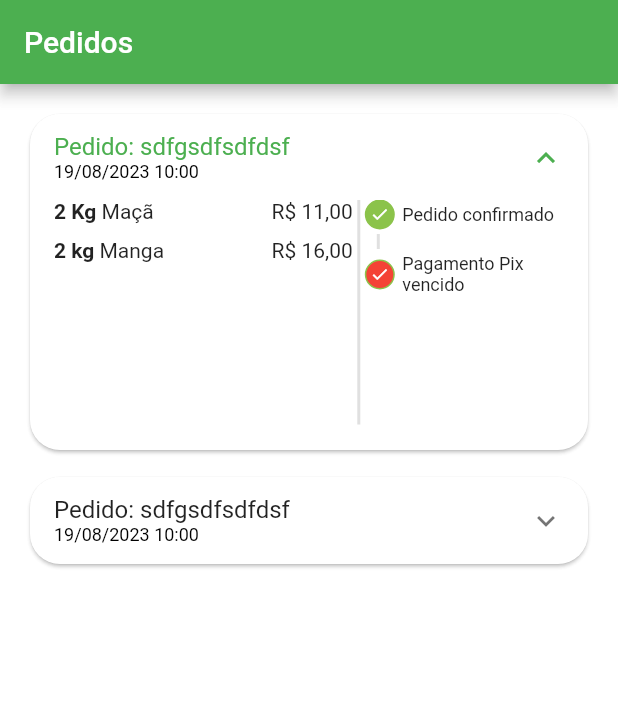
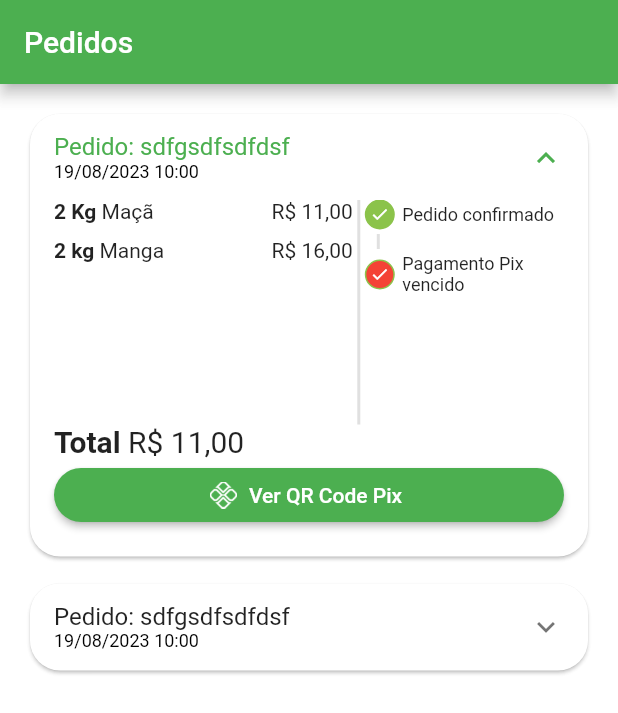
Before and after one commit to devflutterfelipe/projetoquitandavirtual, a Flutter app: the OrdersTab screen opened directly, on a phone screen of 412 x 824 dp. Shown: the top 713 px of the screen. Run offline on Flutter 3.47's test engine with Material 2 defaults, Android fonts, the phone set to English and light mode, and no system bars; our stand-ins replace animated_text_kit, badges, mask_text_input_formatter.

Commit message:
Total e botão de pagamento

```diff
--- a/lib/src/pages/orders/components/order_tile.dart
+++ b/lib/src/pages/orders/components/order_tile.dart
@@ -37,6 +37,7 @@ class OrderTile extends StatelessWidget {
             ],
           ),
           childrenPadding: const EdgeInsets.fromLTRB(16, 0, 16, 16),
+          expandedCrossAxisAlignment: CrossAxisAlignment.stretch,
           children: [
             IntrinsicHeight(
               child: Row(
@@ -48,7 +49,8 @@ class OrderTile extends StatelessWidget {
                       height: 150,
                       child: ListView(
                         children: order.items.map((orderItem) {
-                          return _OrderItemWidget(utilsServices: utilsServices,
+                          return _OrderItemWidget(
+                            utilsServices: utilsServices,
                             orderItem: orderItem,
                           );
                         }).toList(),
@@ -68,12 +70,51 @@ class OrderTile extends StatelessWidget {
                     flex: 2,
                     child: OrderStatusWidget(
                       status: order.status,
-                        isOverdue: order.overdueDateTime.isBefore(DateTime.now() ),
+                      isOverdue: order.overdueDateTime.isBefore(DateTime.now()),
                     ),
                   ),
                 ],
               ),
-            )
+            ),
+
+            // Total
+            Text.rich(
+              TextSpan(
+                style: const TextStyle(
+                  fontSize: 20,
+                ),
+                children: [
+                  const TextSpan(
+                    text: 'Total ',
+                    style: TextStyle(
+                      fontWeight: FontWeight.bold,
+                    ),
+                  ),
+                  TextSpan(
+                    text: utilsServices.priceToCurrency(order.total),
+                  ),
+                ],
+              ),
+            ),
+
+            // Botão pagamento
+            Visibility(
+              visible: order.status == 'pending_payment',
+              child: ElevatedButton.icon(
+                style: ElevatedButton.styleFrom(
+                  shape: RoundedRectangleBorder(
+                    borderRadius: BorderRadius.circular(20),
+                  ),
+                ),
+                onPressed: () {},
+                icon: Image.asset(
+                  'assets/app_images/pix.png',
+                  height: 18,
+                ),
+                label: const Text('Ver QR Code Pix'),
+              ),
+
+            ),
           ],
         ),
       ),
@@ -82,8 +123,6 @@ class OrderTile extends StatelessWidget {
 }
 
 class _OrderItemWidget extends StatelessWidget {
-
-
   const _OrderItemWidget({
     super.key,
     required this.utilsServices,
--- a/pubspec.yaml
+++ b/pubspec.yaml
@@ -68,6 +68,7 @@ flutter:
   # To add assets to your application, add an assets section, like this:
   assets:
     - assets/fruits/
+    - assets/app_images/
   #   - images/a_dot_ham.jpeg
 
   # An image asset can refer to one or more resolution-specific "variants", see
```
Also changed, not shown: assets/app_images/pix.png (added). Lines whose indentation alone changed are shown as unchanged.
